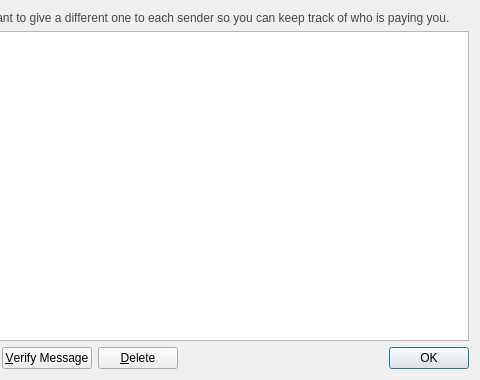
Qt form src/qt/forms/addressbookpage.ui (jondow72/peercoin) before a commit; both pictures show x 372 to 852 and y 0 to 380 of the 852 by 380 pixel window.
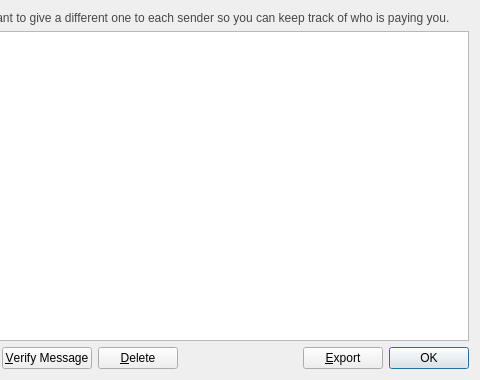
The same form after that commit. Icons and pictures are not drawn.

Commit message:
qt: move export button to tabs
Having the export button at the top was confusing people into thinking
the entire wallet was exported.

This commit moves the export button to the address book, receiving
addresses and transaction tabs separately.

Patch:
```diff
--- a/src/qt/forms/addressbookpage.ui
+++ b/src/qt/forms/addressbookpage.ui
@@ -154,6 +154,20 @@
        </property>
       </spacer>
      </item>
+     <item>
+      <widget class="QPushButton" name="exportButton">
+       <property name="toolTip">
+        <string>Export the data in the current tab to a file</string>
+       </property>
+       <property name="text">
+        <string>&amp;Export</string>
+       </property>
+       <property name="icon">
+        <iconset resource="../bitcoin.qrc">
+         <normaloff>:/icons/export</normaloff>:/icons/export</iconset>
+       </property>
+      </widget>
+     </item>
      <item>
       <widget class="QDialogButtonBox" name="buttonBox">
        <property name="sizePolicy">
```
The commit also changes 4 other files.
